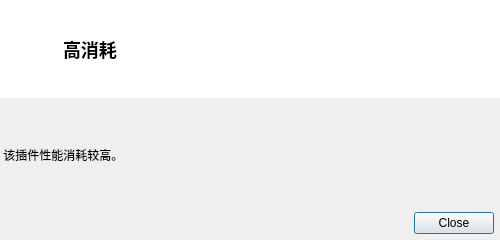
The window that DrillPluginInformationReader/Source/InformationModule/pluginListPart/buttonPart/w_PluginAttr_HighConsumption.ui (DrillUp/DrillPluginInformationReader) describes before a commit, drawn with Qt 5.
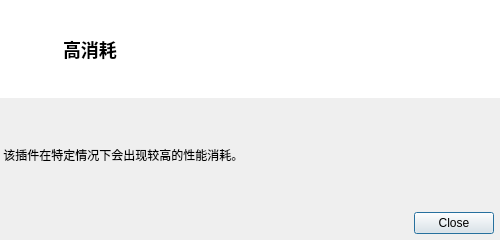
The same window after the commit. Icons and pictures are not drawn.

Commit message: 优化了初始化结构，以及完成了 插件性能部分。

The edit to the form file:
```diff
--- a/DrillPluginInformationReader/Source/InformationModule/pluginListPart/buttonPart/w_PluginAttr_HighConsumption.ui
+++ b/DrillPluginInformationReader/Source/InformationModule/pluginListPart/buttonPart/w_PluginAttr_HighConsumption.ui
@@ -99,7 +99,7 @@
    <item>
     <widget class="QLabel" name="label">
      <property name="text">
-      <string> 该插件性能消耗较高。</string>
+      <string> 该插件在特定情况下会出现较高的性能消耗。</string>
      </property>
     </widget>
    </item>
```
The commit also changes 21 other files.
